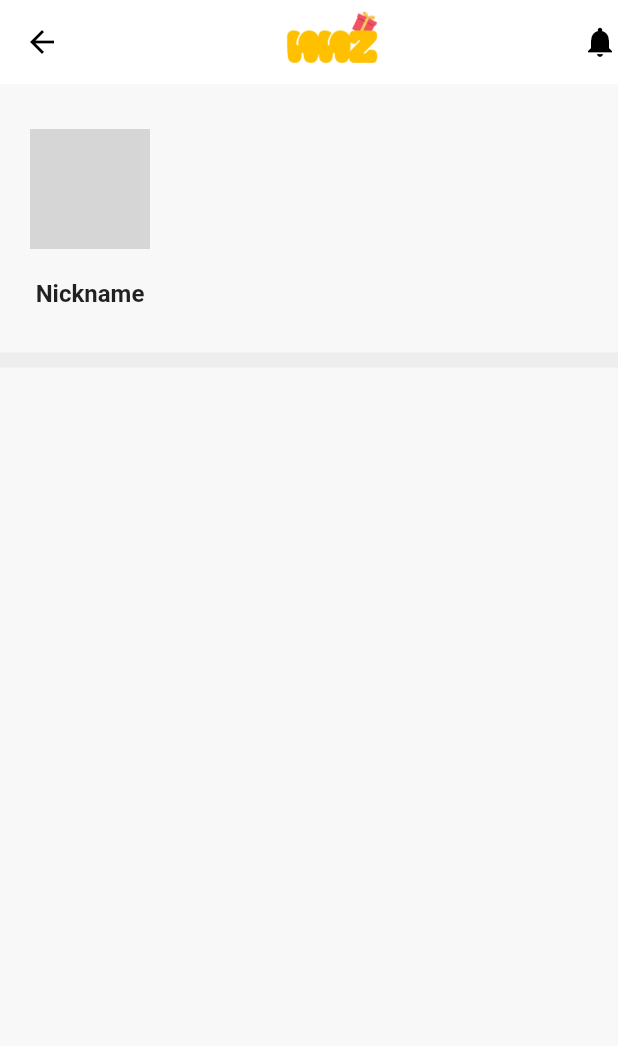
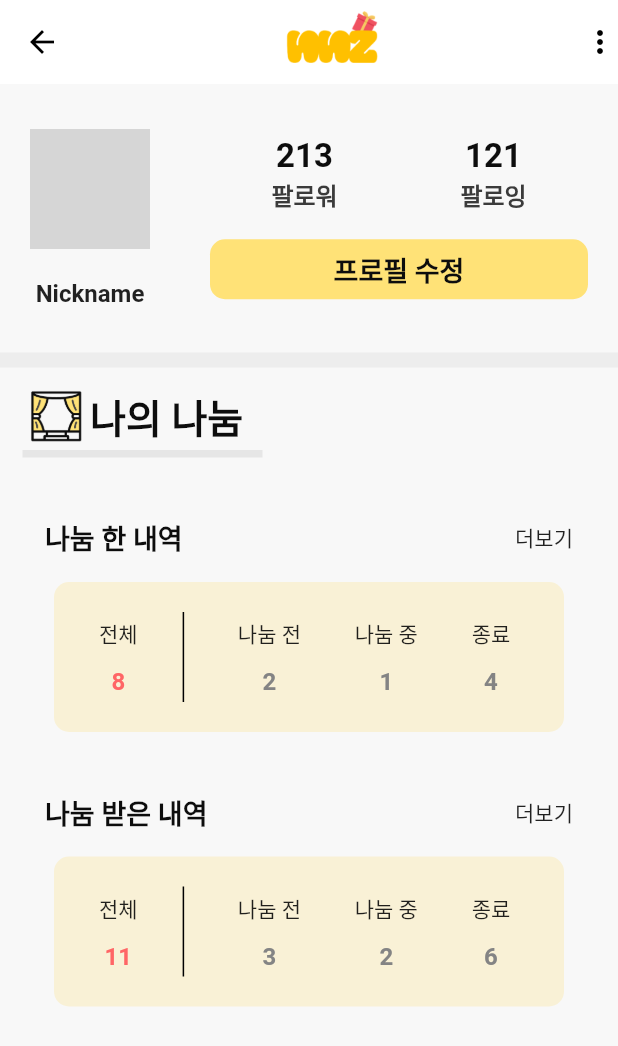
Before and after one commit to jieunlee0106/git_lab, a Flutter app: the MyPage screen opened by its route, on a phone screen of 412 x 824 dp. Shown: the top 1046 px of the screen. Run offline on Flutter 3.47's test engine with Material 2 defaults, Android fonts, the phone set to English and light mode, and no system bars; our stand-ins replace carousel_slider, get, logger, marquee; missing offline and left inert: multi_image_picker_view, platform_date_picker; network calls fail; grey boxes are pictures that could not be loaded.

Commit message:
feat: mypage

```diff
--- a/fe/user/nnz/lib/main.dart
+++ b/fe/user/nnz/lib/main.dart
@@ -4,11 +4,15 @@ import 'package:nnz/src/bindings/init_bindings.dart';
 import 'package:nnz/src/pages/share/sharing_register.dart';
 import 'package:nnz/src/pages/user/find_password.dart';
 import 'package:nnz/src/pages/user/login.dart';
+import 'package:nnz/src/pages/user/profile_edit.dart';
 import 'package:nnz/src/pages/user/register.dart';
 import 'package:nnz/src/pages/user/register_form.dart';
 import 'package:nnz/src/pages/user/mypage.dart';
 import 'package:nnz/src/pages/home/home.dart';
 import 'package:nnz/src/pages/share/sharing_detail.dart';
+import 'package:nnz/src/pages/share/my_shared_list.dart';
+import 'package:nnz/src/pages/share/my_sharing_list.dart';
+
 import 'src/app.dart';
 import 'src/config/config.dart';
 
@@ -87,6 +91,18 @@ class MyApp extends StatelessWidget {
           name: "/myPage",
           page: () => const MyPage(),
         ),
+        GetPage(
+          name: "/mysharedList",
+          page: () => const MySharedList(),
+        ),
+        GetPage(
+          name: "/mysharingList",
+          page: () => const MySharingList(),
+        ),
+        GetPage(
+          name: "/profileEdit",
+          page: () => const ProfileEdit(),
+        ),
       ],
     );
   }
--- /dev/null
+++ b/fe/user/nnz/lib/src/components/my_page_form/my_follower.dart
@@ -0,0 +1,155 @@
+import 'package:flutter/material.dart';
+import 'package:nnz/src/pages/user/profile_edit.dart';
+import 'package:nnz/src/config/config.dart';
+
+class MyFollower extends StatelessWidget {
+  const MyFollower({super.key});
+
+  @override
+  Widget build(BuildContext context) {
+    return Expanded(
+      child: Padding(
+        padding: const EdgeInsets.symmetric(horizontal: 20),
+        child: Column(
+          children: [
+            Row(
+              mainAxisAlignment: MainAxisAlignment.spaceAround,
+              children: [
+                Column(
+                  children: [
+                    Text(
+                      '213',
+                      style: TextStyle(
+                          color: Config.blackColor,
+                          fontSize: 22,
+                          fontWeight: FontWeight.bold),
+                    ),
+                    Text(
+                      '팔로워',
+                      style: TextStyle(
+                          color: Color.fromARGB(255, 59, 59, 59),
+                          fontSize: 16,
+                          fontWeight: FontWeight.w600),
+                    ),
+                  ],
+                ),
+                Column(
+                  children: [
+                    Text(
+                      '121',
+                      style: TextStyle(
+                          color: Config.blackColor,
+                          fontSize: 22,
+                          fontWeight: FontWeight.bold),
+                    ),
+                    Text(
+                      '팔로잉',
+                      style: TextStyle(
+                          color: Color.fromARGB(255, 59, 59, 59),
+                          fontSize: 16,
+                          fontWeight: FontWeight.w600),
+                    ),
+                  ],
+                ),
+              ],
+            ),
+            SizedBox(
+              height: 18,
+            ),
+            GestureDetector(
+                onTap: () {
+                  Navigator.push(
+                    context,
+                    MaterialPageRoute(builder: (context) => ProfileEdit()),
+                  );
+                },
+                child: Container(
+                  decoration: BoxDecoration(
+                    color: Config.yellowColor,
+                    borderRadius: BorderRadius.circular(10),
+                  ),
+                  height: 40,
+                  width: 1200,
+                  child: Align(
+                    alignment: Alignment(0.0, 0.0),
+                    child: Text(
+                      '프로필 수정',
+                      style: TextStyle(
+                          color: Config.blackColor,
+                          fontSize: 18,
+                          fontWeight: FontWeight.w700),
+                    ),
+                  ),
+                ))
+          ],
+        ),
+      ),
+    );
+  }
+}
+
+
+
+// ** //
+//
+// 팔로우 비동기 코드, 나중에 상태관리 적용하면서 수정
+//
+// ** //
+
+// import 'package:flutter/material.dart';
+// import 'package:http/http.dart' as http;
+// import 'dart:convert';
+
+// class MyFollower extends StatefulWidget {
+//   @override
+//   _MyFollowerState createState() => _MyFollowerState();
+// }
+
+// class _MyFollowerState extends State<MyFollower> {
+//   int _followerCount = 0;
+//   int _followingCount = 0;
+
+//   @override
+//   void initState() {
+//     super.initState();
+//     _getFollowersCount();
+//     _getFollowingCount();
+//   }
+
+//   Future<void> _getFollowersCount() async {
+//     var response = await http.get(Uri.parse('http://localhost:3000/followers'));
+//     if (response.statusCode == 200) {
+//       setState(() {
+//         _followerCount = jsonDecode(response.body)['count'];
+//       });
+//     } else {
+//       print('Failed to load followers count');
+//     }
+//   }
+
+//   Future<void> _getFollowingCount() async {
+//     var response = await http.get(Uri.parse('http://localhost:3000/following'));
+//     if (response.statusCode == 200) {
+//       setState(() {
+//         _followingCount = jsonDecode(response.body)['count'];
+//       });
+//     } else {
+//       print('Failed to load following count');
+//     }
+//   }
+
+//   @override
+//   Widget build(BuildContext context) {
+//     return Scaffold(
+//       appBar: AppBar(
+//         title: Text('마이페이지'),
+//       ),
+//       body: Column(
+//         children: [
+//           Text('팔로워 수: $_followerCount'),
+//           Text('팔로잉 수: $_followingCount'),
+//         ],
+//       ),
+//     );
+//   }
+// }
--- a/fe/user/nnz/lib/src/components/my_page_form/sharing_info.dart
+++ b/fe/user/nnz/lib/src/components/my_page_form/sharing_info.dart
@@ -0,0 +1,180 @@
+import 'package:flutter/material.dart';
+import 'package:nnz/src/config/config.dart';
+import 'package:get/get.dart';
+
+class SharingInfo extends StatelessWidget {
+  // 나눔 한 / 받은
+  final String share;
+  final String total;
+  final String yet;
+  final String ing;
+  final String end;
+  final Widget page;
+
+  SharingInfo({
+    super.key,
+    required this.share,
+    required this.total,
+    required this.yet,
+    required this.ing,
+    required this.end,
+    required this.page,
+  });
+
+  @override
+  Widget build(BuildContext context) {
+    return Padding(
+      padding: EdgeInsets.only(top: 40, left: 20, right: 20),
+      child: Column(
+        children: [
+          Column(
+            children: [
+              Padding(
+                padding: const EdgeInsets.symmetric(horizontal: 10),
+                child: Row(
+                  mainAxisAlignment: MainAxisAlignment.spaceBetween,
+                  children: [
+                    Text(
+                      share,
+                      style: TextStyle(
+                        color: Config.blackColor,
+                        fontSize: 18,
+                        fontWeight: FontWeight.w700,
+                      ),
+                    ),
+                    GestureDetector(
+                      child: Text('더보기'),
+                      onTap: () {
+                        Navigator.push(
+                          context,
+                          MaterialPageRoute(builder: (context) => page),
+                        );
+                      },
+                    ),
+                  ],
+                ),
+              ),
+              SizedBox(
+                height: 16,
+              ),
+              Container(
+                width: 340,
+                height: 100,
+                decoration: BoxDecoration(
+                  color: Color.fromARGB(255, 249, 241, 214),
+                  borderRadius: BorderRadius.circular(10),
+                ),
+                child: Row(
+                  mainAxisAlignment: MainAxisAlignment.spaceEvenly,
+                  children: [
+                    Padding(
+                      padding: const EdgeInsets.symmetric(
+                          horizontal: 30, vertical: 20),
+                      child: Column(
+                        mainAxisAlignment: MainAxisAlignment.spaceEvenly,
+                        children: [
+                          Text(
+                            '전체',
+                            style: TextStyle(fontSize: 14),
+                          ),
+                          SizedBox(
+                            height: 4,
+                          ),
+                          Text(
+                            total,
+                            style: TextStyle(
+                                color: Color(0xffFF6666),
+                                fontSize: 16,
+                                fontWeight: FontWeight.w700),
+                          ),
+                        ],
+                      ),
+                    ),
+                    Container(
+                      width: 1,
+                      height: 60,
+                      color: Colors.black,
+                    ),
+                    Expanded(
+                      child: Row(
+                        mainAxisAlignment: MainAxisAlignment.spaceEvenly,
+                        children: [
+                          Padding(
+                            padding: const EdgeInsets.symmetric(vertical: 20),
+                            child: Column(
+                              mainAxisAlignment: MainAxisAlignment.spaceEvenly,
+                              children: [
+                                Text(
+                                  '나눔 전',
+                                  style: TextStyle(fontSize: 14),
+                                ),
+                                SizedBox(
+                                  height: 4,
+                                ),
+                                Text(
+                                  yet,
+                                  style: TextStyle(
+                                      color: Color(0xff848484),
+                                      fontSize: 16,
+                                      fontWeight: FontWeight.w700),
+                                ),
+                              ],
+                            ),
+                          ),
+                          Padding(
+                            padding: const EdgeInsets.symmetric(vertical: 20),
+                            child: Column(
+                              mainAxisAlignment: MainAxisAlignment.spaceEvenly,
+                              children: [
+                                Text(
+                                  '나눔 중',
+                                  style: TextStyle(fontSize: 14),
+                                ),
+                                SizedBox(
+                                  height: 4,
+                                ),
+                                Text(
+                                  ing,
+                                  style: TextStyle(
+                                      color: Color(0xff848484),
+                                      fontSize: 16,
+                                      fontWeight: FontWeight.w700),
+                                ),
+                              ],
+                            ),
+                          ),
+                          Padding(
+                            padding: const EdgeInsets.symmetric(vertical: 20),
+                            child: Column(
+                              mainAxisAlignment: MainAxisAlignment.spaceEvenly,
+                              children: [
+                                Text(
+                                  '종료',
+                                  style: TextStyle(fontSize: 14),
+                                ),
+                                SizedBox(
+                                  height: 4,
+                                ),
+                                Text(
+                                  end,
+                                  style: TextStyle(
+                                      color: Color(0xff848484),
+                                      fontSize: 16,
+                                      fontWeight: FontWeight.w700),
+                                ),
+                              ],
+                            ),
+                          ),
+                        ],
+                      ),
+                    ),
+                  ],
+                ),
+              ),
+            ],
+          ),
+        ],
+      ),
+    );
+  }
+}
--- /dev/null
+++ b/fe/user/nnz/lib/src/pages/share/my_shared_list.dart
@@ -0,0 +1,14 @@
+import 'package:flutter/material.dart';
+
+class MySharedList extends StatelessWidget {
+  const MySharedList({super.key});
+
+  @override
+  Widget build(BuildContext context) {
+    return const Scaffold(
+      body: Center(
+        child: Text("내가 참여한 나눔 페이지"),
+      ),
+    );
+  }
+}
--- /dev/null
+++ b/fe/user/nnz/lib/src/pages/share/my_sharing_list.dart
@@ -0,0 +1,14 @@
+import 'package:flutter/material.dart';
+
+class MySharingList extends StatelessWidget {
+  const MySharingList({super.key});
+
+  @override
+  Widget build(BuildContext context) {
+    return const Scaffold(
+      body: Center(
+        child: Text("내가 나눔 한 페이지"),
+      ),
+    );
+  }
+}
--- a/fe/user/nnz/lib/src/pages/user/mypage.dart
+++ b/fe/user/nnz/lib/src/pages/user/mypage.dart
@@ -3,6 +3,12 @@ import 'package:nnz/src/components/gray_line_form/gray_line.dart';
 
 import 'package:nnz/src/components/icon_data.dart';
 import 'package:nnz/src/components/my_page_form/profile_info.dart.dart';
+import 'package:nnz/src/components/my_page_form/my_follower.dart';
+import 'package:nnz/src/components/my_page_form/sharing_info.dart';
+
+import 'package:nnz/src/config/config.dart';
+import 'package:nnz/src/pages/share/my_shared_list.dart';
+import 'package:nnz/src/pages/share/my_sharing_list.dart';
 
 class MyPage extends StatelessWidget {
   const MyPage({super.key});
@@ -18,24 +24,77 @@ class MyPage extends StatelessWidget {
             onPressed: () => Navigator.of(context).pop(),
           ),
           title: Center(child: Image.asset(ImagePath.logo, width: 80)),
-          actions: [Icon(Icons.notifications)],
+          actions: [Icon(Icons.more_vert)],
         ),
         body: SingleChildScrollView(
           child: Padding(
             padding: const EdgeInsets.symmetric(vertical: 30),
+            child: Expanded(
               child: Column(
                 children: [
                   Row(
-                  children: [MyProfile()],
+                    children: [
+                      MyProfile(),
+                      MyFollower(),
+                    ],
                   ),
                   SizedBox(
                     height: 20,
                   ),
                   GrayLine(),
                   Column(
-                  children: [],
+                    children: [
+                      Padding(
+                        padding: const EdgeInsets.only(left: 15),
+                        child: Row(
+                          children: [
+                            Image.asset(
+                              ImagePath.stage,
+                              width: 45,
+                            ),
+                            Text(
+                              '나의 나눔',
+                              style: TextStyle(
+                                color: Config.blackColor,
+                                fontSize: 26,
+                                fontWeight: FontWeight.bold,
+                              ),
+                            )
+                          ],
+                        ),
+                      ),
+                      Row(
+                        mainAxisAlignment: MainAxisAlignment.start,
+                        children: [
+                          Padding(
+                            padding: const EdgeInsets.only(left: 15),
+                            child: Container(
+                                width: 160,
+                                height: 5,
+                                color: Color.fromARGB(255, 230, 230, 230)),
                           ),
                         ],
+                      ),
+                    ],
+                  ),
+                  SharingInfo(
+                    share: '나눔 한 내역',
+                    total: '8',
+                    yet: '2',
+                    ing: '1',
+                    end: '4',
+                    page: MySharingList(),
+                  ),
+                  SharingInfo(
+                    share: '나눔 받은 내역',
+                    total: '11',
+                    yet: '3',
+                    ing: '2',
+                    end: '6',
+                    page: MySharedList(),
+                  ),
+                ],
+              ),
             ),
           ),
         ));
--- /dev/null
+++ b/fe/user/nnz/lib/src/pages/user/profile_edit.dart
@@ -0,0 +1,36 @@
+import 'package:flutter/material.dart';
+import 'package:nnz/src/components/gray_line_form/gray_line.dart';
+
+import 'package:nnz/src/components/icon_data.dart';
+import 'package:nnz/src/components/my_page_form/profile_info.dart.dart';
+import 'package:nnz/src/components/my_page_form/my_follower.dart';
+import 'package:nnz/src/components/my_page_form/sharing_info.dart';
+
+import 'package:nnz/src/config/config.dart';
+import 'package:nnz/src/pages/share/my_shared_list.dart';
+import 'package:nnz/src/pages/share/my_sharing_list.dart';
+
+class ProfileEdit extends StatelessWidget {
+  const ProfileEdit({super.key});
+
+  @override
+  Widget build(BuildContext context) {
+    return Scaffold(
+        appBar: AppBar(
+          backgroundColor: Colors.white,
+          iconTheme: IconThemeData(color: Colors.black),
+          leading: IconButton(
+            icon: Icon(Icons.arrow_back),
+            onPressed: () => Navigator.of(context).pop(),
+          ),
+          title: Center(child: Image.asset(ImagePath.logo, width: 80)),
+          actions: [Icon(Icons.more_vert)],
+        ),
+        body: SingleChildScrollView(
+          child: Padding(
+            padding: const EdgeInsets.symmetric(vertical: 30),
+            child: Column(),
+          ),
+        ));
+  }
+}
```
Also changed, not shown: fe/user/nnz/lib/src/components/home_page_form/home_share_list.dart (+0 -19 lines), fe/user/nnz/assets/images/home/gift.png (added), fe/user/nnz/lib/src/components/my_page_form/profile_edit_bnt.dart (line endings or trailing spaces), fe/user/nnz/lib/src/components/my_page_form/profile_infor.dart (deleted), fe/user/nnz/lib/src/components/my_page_form/shared_info.dart (deleted). Lines whose indentation alone changed are shown as unchanged.
